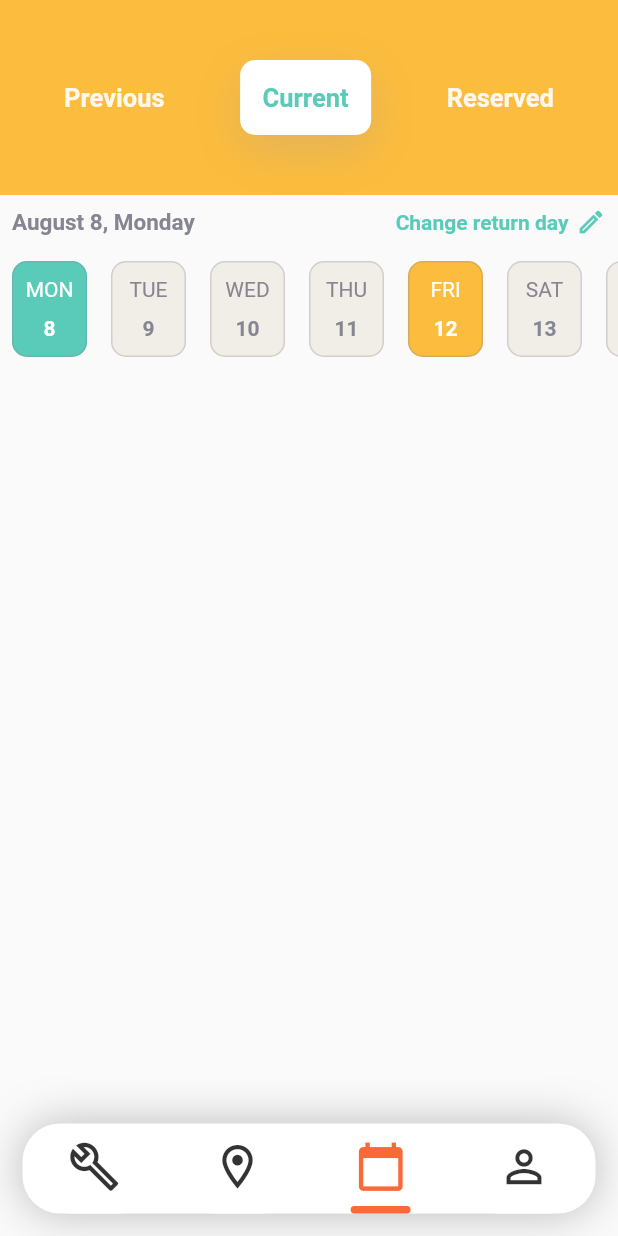
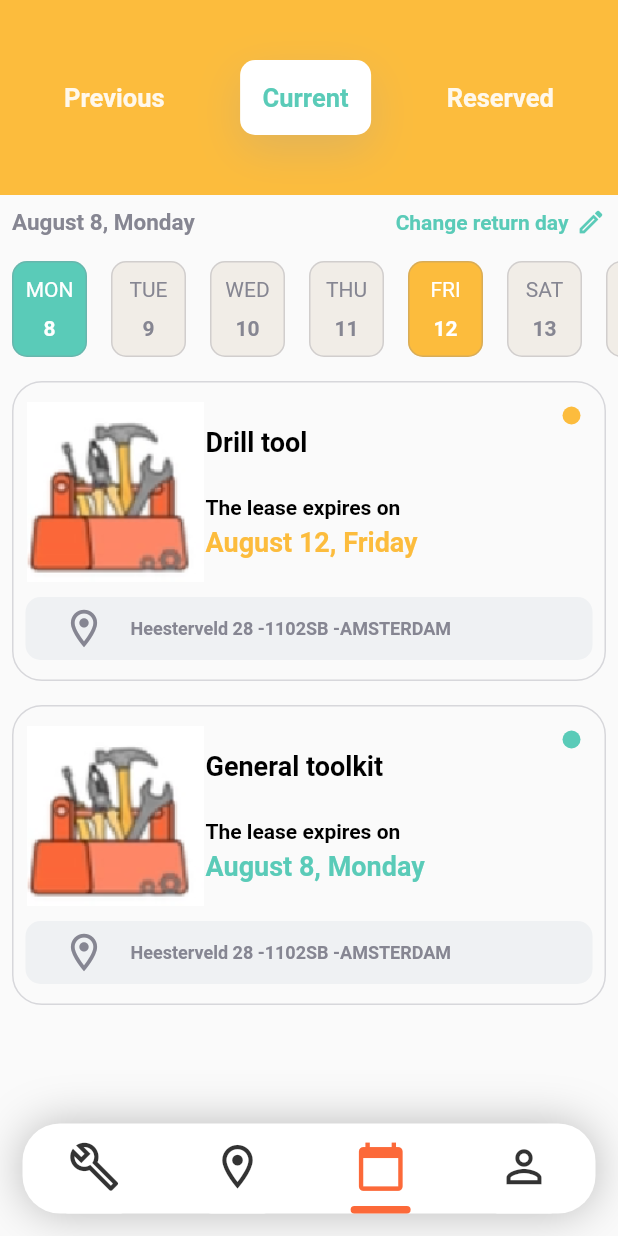
Before and after one commit to RodrigoUchoa001/avaliacao_2_programacao_4, a Flutter app: the screen it shows after launch, item 3 of the bottom bar chosen, on a phone screen of 412 x 824 dp. Run offline on Flutter 3.47's test engine with Material 2 defaults, Android fonts, the light colour scheme and no system bars; missing offline and left inert: icon_decoration.

Commit message:
finalizada tela de aluguéis

```diff
--- a/lib/screens/rents_screen.dart
+++ b/lib/screens/rents_screen.dart
@@ -1,6 +1,7 @@
 import 'package:avaliacao_2/widgets/rent_screen/calendar_container.dart';
 import 'package:avaliacao_2/widgets/rent_screen/calendar_days_row.dart';
 import 'package:avaliacao_2/widgets/rent_screen/rent_top_bar_buttons.dart';
+import 'package:avaliacao_2/widgets/rent_screen/rented_itens_column.dart';
 import 'package:flutter/material.dart';
 
 class RentsScreen extends StatelessWidget {
@@ -14,6 +15,7 @@ class RentsScreen extends StatelessWidget {
           RentTopBarButtons(),
           CalendarContainer(),
           CalendarDaysRow(),
+          RentedItensColumn(),
         ],
       ),
     );
--- /dev/null
+++ b/lib/widgets/rent_screen/rented_item_widget.dart
@@ -0,0 +1,123 @@
+import 'package:avaliacao_2/utils/utils.dart';
+import 'package:avaliacao_2/widgets/rent_screen/rented_itens_column.dart';
+import 'package:flutter/material.dart';
+
+class RentedItemWidget extends StatelessWidget {
+  final RentedItem rentedItem;
+  final int index;
+  const RentedItemWidget(
+      {Key? key, required this.rentedItem, required this.index})
+      : super(key: key);
+
+  @override
+  Widget build(BuildContext context) {
+    final categoriaAtivada = Theme.of(context).appBarTheme.backgroundColor;
+    final categoriaDesativada = Theme.of(context).disabledColor;
+
+    final Color? corBorda = Theme.of(context).textTheme.bodyLarge?.color;
+    return Container(
+      padding: const EdgeInsets.all(8.0),
+      margin: const EdgeInsets.all(8.0),
+      width: double.infinity,
+      height: 200,
+      decoration: BoxDecoration(
+        borderRadius: BorderRadius.circular(20),
+        border: Border.all(color: corBorda!.withOpacity(0.3)),
+      ),
+      child: Stack(
+        alignment: AlignmentDirectional.topEnd,
+        children: [
+          Column(
+            mainAxisAlignment: MainAxisAlignment.spaceAround,
+            crossAxisAlignment: CrossAxisAlignment.end,
+            children: [
+              Row(
+                children: [
+                  Image.asset(rentedItem.imagePath, width: 120, height: 120),
+                  Expanded(
+                    child: Column(
+                      mainAxisAlignment: MainAxisAlignment.spaceAround,
+                      crossAxisAlignment: CrossAxisAlignment.start,
+                      children: [
+                        Text(
+                          '${rentedItem.name}',
+                          style: Theme.of(context)
+                              .textTheme
+                              .bodyLarge!
+                              .copyWith(color: Colors.black, fontSize: 18),
+                        ),
+                        const SizedBox(height: 25),
+                        Text(
+                          'The lease expires on',
+                          style: Theme.of(context)
+                              .textTheme
+                              .bodyLarge!
+                              .copyWith(color: Colors.black),
+                        ),
+                        const SizedBox(height: 5),
+                        Text(
+                          '${getNameOfIntMonth(rentedItem.leaseDate.month)} ${rentedItem.leaseDate.day}, ${getNameOfDayOfTheWeek(rentedItem.leaseDate.weekday)}',
+                          style:
+                              Theme.of(context).textTheme.bodyLarge!.copyWith(
+                                    fontSize: 18,
+                                    color: _getContainerColor(index, context),
+                                  ),
+                        ),
+                      ],
+                    ),
+                  ),
+                ],
+              ),
+              Container(
+                padding: const EdgeInsets.symmetric(vertical: 6, horizontal: 8),
+                decoration: BoxDecoration(
+                  color: const Color(0xFFEFF1F3),
+                  borderRadius: BorderRadius.circular(10),
+                ),
+                child: Row(
+                  children: [
+                    Padding(
+                      padding: const EdgeInsets.symmetric(horizontal: 16),
+                      child: Icon(
+                        Icons.location_on_outlined,
+                        color: Theme.of(context).textTheme.bodyLarge!.color,
+                        size: 30,
+                      ),
+                    ),
+                    Text(
+                      '${rentedItem.devolutionAdress}',
+                      style: Theme.of(context)
+                          .textTheme
+                          .bodyLarge!
+                          .copyWith(fontSize: 12),
+                    )
+                  ],
+                ),
+              ),
+            ],
+          ),
+          Padding(
+            padding: const EdgeInsets.all(8.0),
+            child: CircleAvatar(
+              backgroundColor: _getContainerColor(index, context),
+              radius: 6,
+            ),
+          ),
+        ],
+      ),
+    );
+  }
+
+  Color? _getContainerColor(int index, BuildContext context) {
+    final index0 = Theme.of(context).appBarTheme.backgroundColor;
+    final index1 = Theme.of(context).cardColor;
+
+    if (index == 0) {
+      return index0;
+    } else if (index == 1) {
+      return index1;
+    } else {
+      return index0;
+    }
+  }
+}
--- /dev/null
+++ b/lib/widgets/rent_screen/rented_itens_column.dart
@@ -0,0 +1,47 @@
+import 'package:avaliacao_2/widgets/rent_screen/rented_item_widget.dart';
+import 'package:flutter/material.dart';
+
+class RentedItensColumn extends StatelessWidget {
+  const RentedItensColumn({Key? key}) : super(key: key);
+
+  @override
+  Widget build(BuildContext context) {
+    return ListView.builder(
+      itemCount: rentedItens.length,
+      shrinkWrap: true,
+      itemBuilder: ((_, index) {
+        return RentedItemWidget(rentedItem: rentedItens[index], index: index);
+      }),
+    );
+  }
+}
+
+class RentedItem {
+  String imagePath;
+  String name;
+  DateTime leaseDate;
+  String devolutionAdress;
+
+  RentedItem(
+      {required this.imagePath,
+      required this.name,
+      required this.leaseDate,
+      required this.devolutionAdress});
+}
+
+final actualDate = DateTime.now();
+
+List<RentedItem> rentedItens = [
+  RentedItem(
+    imagePath: 'assets/images/general_toolkit.png',
+    name: 'Drill tool',
+    leaseDate: DateTime(actualDate.year, actualDate.month, actualDate.day + 4),
+    devolutionAdress: 'Heesterveld 28 -1102SB -AMSTERDAM',
+  ),
+  RentedItem(
+    imagePath: 'assets/images/general_toolkit.png',
+    name: 'General toolkit',
+    leaseDate: DateTime(actualDate.year, actualDate.month, actualDate.day),
+    devolutionAdress: 'Heesterveld 28 -1102SB -AMSTERDAM',
+  ),
+];
```
